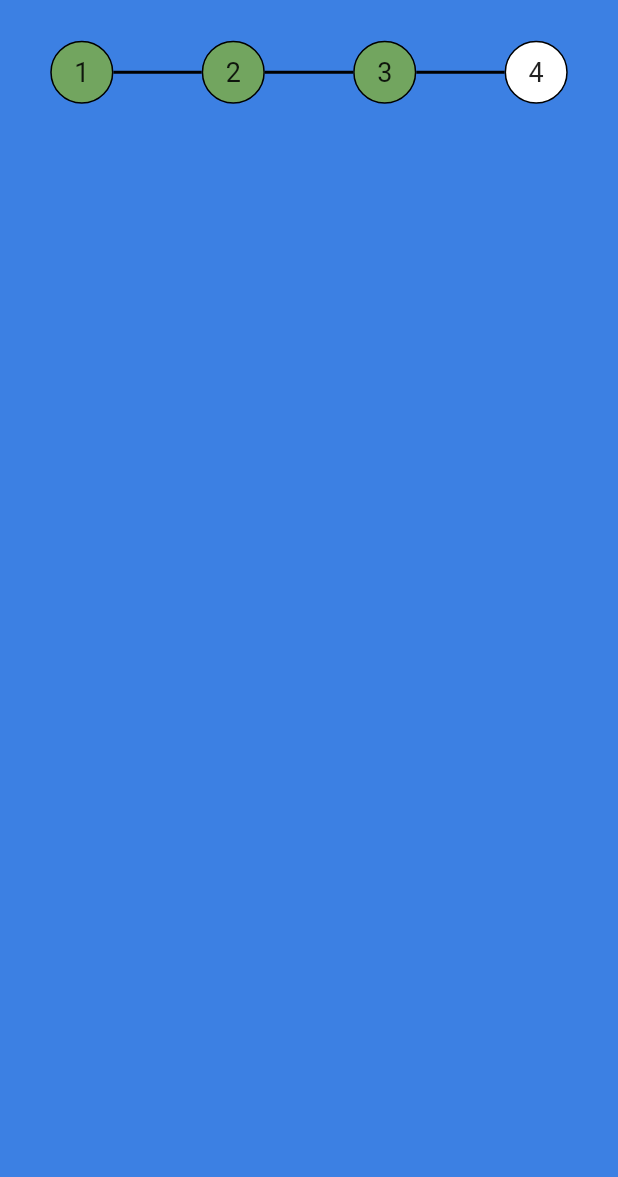
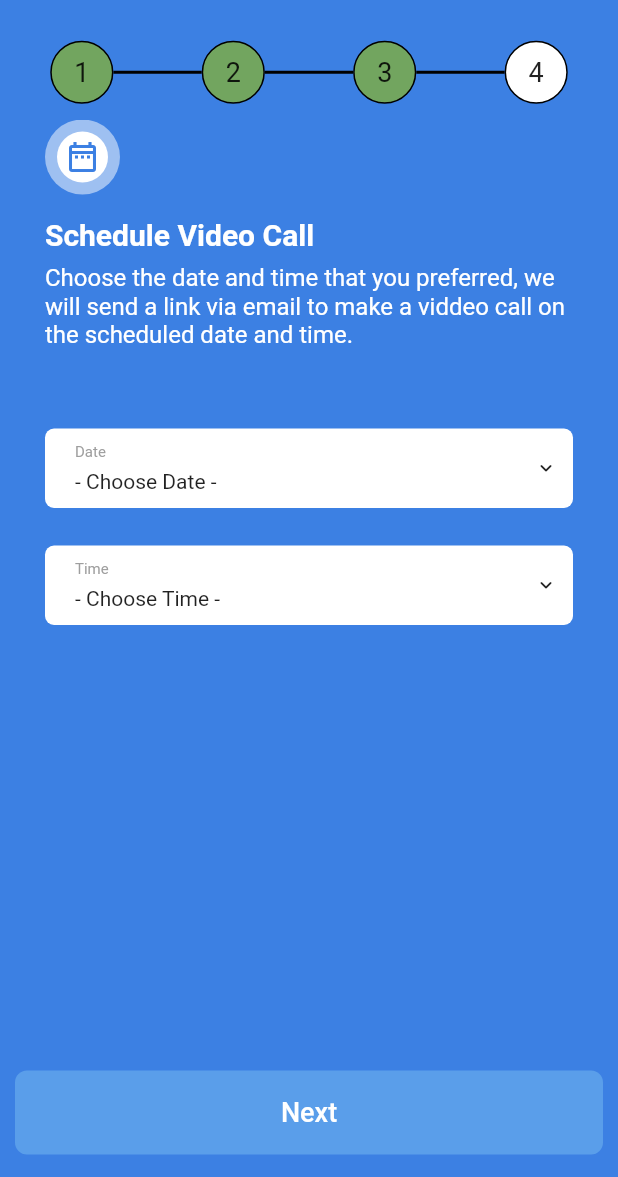
Before and after one commit to grinaldiwisnu/bank-jago-app, a Flutter app: the WizardRegisterUI screen opened directly, swiped to page 3, on a phone screen of 412 x 824 dp, the part 59-1236 px from its top. Run offline on Flutter 3.47's test engine with Material 2 defaults, Android fonts, the phone set to English and light mode, and no system bars.

Commit message:
custom the dropdown custom to be date picker and time picker too create finish ui and schedule ui

```diff
--- /dev/null
+++ b/lib/ui/schedule_ui.dart
@@ -0,0 +1,119 @@
+import 'package:flutter/material.dart';
+import 'package:gin_finans/widget/base_button.dart';
+import 'package:gin_finans/widget/dropdown_custom.dart';
+
+class ScheduleUI extends StatefulWidget {
+  final int slideIndex;
+  final Function(bool isPossibleNext) next;
+
+  ScheduleUI({Key key, this.slideIndex, this.next}) : super(key: key);
+
+  @override
+  _ScheduleUIState createState() => _ScheduleUIState();
+}
+
+class _ScheduleUIState extends State<ScheduleUI> {
+  final formKey = GlobalKey<FormState>();
+
+  DateTime selectedDate = DateTime.now().add(Duration(hours: 1));
+
+  @override
+  void initState() {
+    // TODO: implement initState
+    super.initState();
+  }
+
+  @override
+  Widget build(BuildContext context) {
+    return Form(
+      key: formKey,
+      child: Scaffold(
+          backgroundColor: Color(0xff3C80E3),
+          body: SingleChildScrollView(
+            child: Container(
+              padding: EdgeInsets.symmetric(horizontal: 30),
+              child: Column(
+                crossAxisAlignment: CrossAxisAlignment.start,
+                children: [
+                  Container(
+                    margin: EdgeInsets.only(bottom: 15),
+                    decoration: BoxDecoration(
+                      shape: BoxShape.circle,
+                      color: Colors.white.withOpacity(0.5),
+                    ),
+                    padding: EdgeInsets.all(8),
+                    child: Container(
+                      decoration: BoxDecoration(
+                        shape: BoxShape.circle,
+                        color: Colors.white,
+                      ),
+                      padding: EdgeInsets.all(5),
+                      child: Icon(
+                        Icons.date_range_outlined,
+                        color: Color(0xff3C80E3),
+                      ),
+                    ),
+                  ),
+                  Text(
+                    "Schedule Video Call",
+                    style: TextStyle(
+                        fontSize: 20.0,
+                        color: Colors.white,
+                        fontWeight: FontWeight.bold),
+                  ),
+                  Padding(
+                    padding: const EdgeInsets.symmetric(vertical: 8.0),
+                    child: Text(
+                      "Choose the date and time that you preferred, we\nwill send a link via email to make a viddeo call on\nthe scheduled date and time.",
+                      style: TextStyle(fontSize: 16.0, color: Colors.white),
+                    ),
+                  ),
+                  Padding(
+                      padding: const EdgeInsets.only(
+                        top: 45,
+                      ),
+                      child: DropdownCustom(
+                        title: "Date",
+                        onSelectDate: (str) {
+                          setState(() {
+                            selectedDate = str;
+                          });
+                        },
+                        isDatePicker: true,
+                        groupValue: selectedDate,
+                        label: "- Choose Date -",
+                      )),
+                  Padding(
+                      padding: const EdgeInsets.only(
+                        top: 25,
+                      ),
+                      child: DropdownCustom(
+                        title: "Time",
+                        onSelectTime: (str) {
+                          setState(() {
+                            selectedDate = str;
+                          });
+                        },
+                        groupValue: selectedDate,
+                        label: "- Choose Time -",
+                        isTime: true,
+                      )),
+                ],
+              ),
+            ),
+          ),
+          bottomNavigationBar: Padding(
+            padding: EdgeInsets.only(
+                bottom: MediaQuery.of(context).viewInsets.bottom),
+            child: BaseButton(
+              onTap: () {
+                print(this.selectedDate);
+                if (selectedDate != null) {
+                  widget.next(true);
+                }
+              },
+            ),
+          )),
+    );
+  }
+}
--- a/lib/ui/wizard_register_ui.dart
+++ b/lib/ui/wizard_register_ui.dart
@@ -1,6 +1,8 @@
 import 'package:flutter/material.dart';
+import 'package:gin_finans/ui/finish_u_i.dart';
 import 'package:gin_finans/ui/password_ui.dart';
 import 'package:gin_finans/ui/personal_ui.dart';
+import 'package:gin_finans/ui/schedule_ui.dart';
 import 'package:gin_finans/widget/page_indicator.dart';
 
 class WizardRegisterUI extends StatefulWidget {
@@ -133,12 +135,13 @@ class _WizardRegisterUIState extends State<WizardRegisterUI> {
                         navigatePage(2, val);
                       },
                     ),
-                    Container(
-                      color: Color(0xff3C80E3),
+                    ScheduleUI(
+                      slideIndex: slideIndex,
+                      next: (val) {
+                        navigatePage(3, val);
+                      },
                     ),
-                    Container(
-                      color: Color(0xff3C80E3),
-                    ),
+                    FinishUI()
                   ],
                   allowImplicitScrolling: true,
                   onPageChanged: (value) {
--- a/lib/widget/base_button.dart
+++ b/lib/widget/base_button.dart
@@ -2,8 +2,9 @@ import 'package:flutter/material.dart';
 
 class BaseButton extends StatelessWidget {
   final Function onTap;
+  final String title;
 
-  const BaseButton({Key key, this.onTap}) : super(key: key);
+  const BaseButton({Key key, this.onTap, this.title}) : super(key: key);
 
   @override
   Widget build(BuildContext context) {
@@ -23,7 +24,7 @@ class BaseButton extends StatelessWidget {
               borderRadius: BorderRadius.circular(8),
             ),
             child: Text(
-              "Next",
+              title ?? "Next",
               style: TextStyle(
                   fontSize: 18,
                   color: Colors.white,
--- a/lib/widget/dropdown_custom.dart
+++ b/lib/widget/dropdown_custom.dart
@@ -7,8 +7,11 @@ class DropdownCustom extends StatefulWidget {
   final String title;
   bool isStrechedDropDown = false;
   Function(int) onChange;
-  int groupValue;
+  dynamic groupValue;
   String label = '- Choose Option -';
+  final bool isDatePicker, isTime;
+  Function(DateTime) onSelectDate;
+  Function(DateTime) onSelectTime;
 
   DropdownCustom(
       {Key key,
@@ -16,7 +19,11 @@ class DropdownCustom extends StatefulWidget {
       this.title,
       this.onChange,
       this.groupValue,
-      this.label})
+      this.label,
+      this.isDatePicker,
+      this.onSelectDate,
+      this.onSelectTime,
+      this.isTime})
       : super(key: key);
 
   @override
@@ -24,6 +31,45 @@ class DropdownCustom extends StatefulWidget {
 }
 
 class _DropdownCustomState extends State<DropdownCustom> {
+  Future<void> _selectDate(BuildContext context) async {
+    final DateTime picked = await showDatePicker(
+        context: context,
+        initialDate: widget.groupValue,
+        firstDate: DateTime.now(),
+        lastDate: DateTime.now().add(Duration(days: 7)));
+    if (picked != null && picked != widget.groupValue) {
+      setState(() {
+        widget.groupValue = picked;
+        widget.label =
+            "${picked.year.toString()}-${picked.month.toString().padLeft(2, '0')}-${picked.day.toString().padLeft(2, '0')}";
+        widget.onSelectDate(picked);
+      });
+    }
+  }
+
+  Future<void> _selectTime(BuildContext context) async {
+    final TimeOfDay picked = await showTimePicker(
+      context: context,
+      initialTime: TimeOfDay.fromDateTime(widget.groupValue),
+    );
+
+    if (picked != null && picked != widget.groupValue) {
+      final time = widget.groupValue.toLocal();
+      setState(() {
+        widget.groupValue = DateTime(
+            time.year, time.month, time.day, picked.hour, picked.minute);
+        widget.label = picked.toString();
+        widget.onSelectTime(widget.groupValue);
+      });
+    }
+  }
+
+  @override
+  void initState() {
+    // TODO: implement initState
+    super.initState();
+  }
+
   @override
   Widget build(BuildContext context) {
     return Container(
@@ -32,8 +78,23 @@ class _DropdownCustomState extends State<DropdownCustom> {
           borderRadius: BorderRadius.all(Radius.circular(6))),
       child: Column(
         children: [
-          Container(
-              // height: 45,
+          GestureDetector(
+            onTap: () {
+              if (widget.isDatePicker != null && widget.isDatePicker) {
+                setState(() {
+                  _selectDate(context);
+                });
+              } else if (widget.isTime != null && widget.isTime) {
+                setState(() {
+                  _selectTime(context);
+                });
+              } else {
+                setState(() {
+                  widget.isStrechedDropDown = !widget.isStrechedDropDown;
+                });
+              }
+            },
+            child: Container(
                 width: double.infinity,
                 padding: EdgeInsets.only(right: 10),
                 decoration: BoxDecoration(
@@ -55,7 +116,8 @@ class _DropdownCustomState extends State<DropdownCustom> {
                           children: [
                             Text(
                               widget.title,
-                            style: TextStyle(fontSize: 10, color: Colors.grey),
+                              style:
+                                  TextStyle(fontSize: 10, color: Colors.grey),
                             ),
                             SizedBox(
                               height: 5,
@@ -67,22 +129,17 @@ class _DropdownCustomState extends State<DropdownCustom> {
                         ),
                       ),
                     ),
-                  GestureDetector(
-                      onTap: () {
-                        setState(() {
-                          widget.isStrechedDropDown =
-                              !widget.isStrechedDropDown;
-                        });
-                      },
-                      child: Icon(
+                    Icon(
                       widget.isStrechedDropDown
                           ? Icons.keyboard_arrow_up_rounded
                           : Icons.keyboard_arrow_down_rounded,
                       size: 16,
-                      ))
+                    )
                   ],
                 )),
-          ExpandedBox(
+          ),
+          widget.isDatePicker == null && widget.isTime == null
+              ? ExpandedBox(
                   expand: widget.isStrechedDropDown,
                   height: 100,
                   child: CustomScrollbar(
@@ -107,6 +164,7 @@ class _DropdownCustomState extends State<DropdownCustom> {
                         }),
                   ),
                 )
+              : Container()
         ],
       ),
     );
```
Also changed, not shown: lib/ui/finish_u_i.dart (added, +73 -0 lines), lib/ui/personal_ui.dart (+4 -3 lines). Lines whose indentation alone changed are shown as unchanged.
